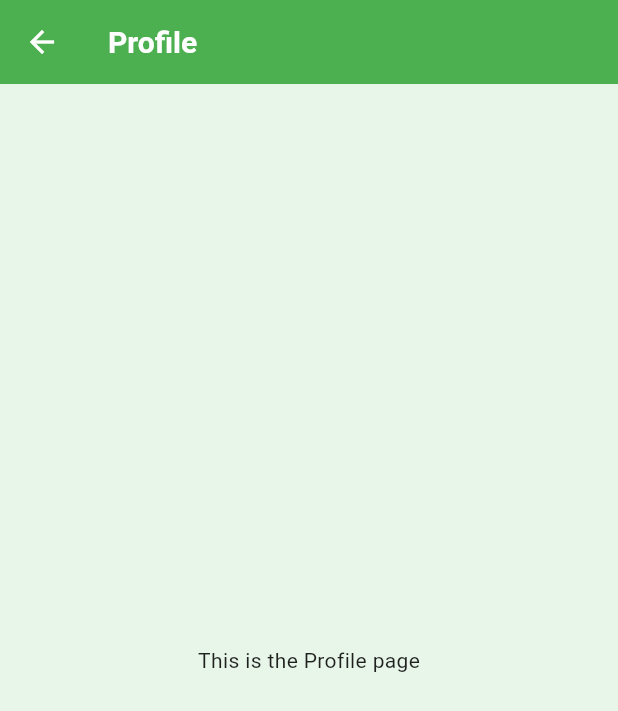
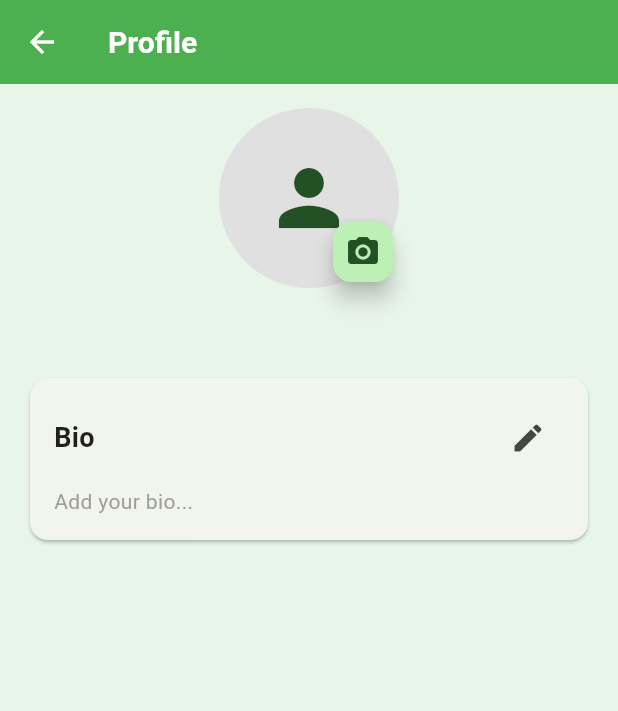
Before and after one commit to jmsespana/AIGrove, a Flutter app: the ProfilePage screen opened directly, on a phone screen of 412 x 824 dp. Shown: the top 711 px of the screen. Run offline on Flutter 3.47's test engine with Material 3 defaults, Android fonts, the phone set to English and light mode, and no system bars; our stand-ins replace font_awesome_flutter, image_picker, supabase_flutter; accounts and stored records are empty.

Commit message:
feat: modified profile page

```diff
--- a/lib/pages/profile_page.dart
+++ b/lib/pages/profile_page.dart
@@ -1,13 +1,163 @@
+import 'package:aigrove/services/user_service.dart';
 import 'package:flutter/material.dart';
+import 'package:image_picker/image_picker.dart'; // Kailangan i-add sa pubspec.yaml
+import 'dart:io';
 
-class ProfilePage extends StatelessWidget {
+class ProfilePage extends StatefulWidget {
   const ProfilePage({super.key});
+
+  @override
+  State<ProfilePage> createState() => _ProfilePageState();
+}
+
+class _ProfilePageState extends State<ProfilePage> {
+// Para sa profile picture
+  final TextEditingController _bioController = TextEditingController();
+  String _bio = ""; // Bio text
+
+  // Para ma-upload ang picture
+  Future<void> _pickImage() async {
+    final ImagePicker picker = ImagePicker();
+    try {
+      final XFile? pickedFile = await picker.pickImage(
+        source: ImageSource.gallery,
+      );
+
+      if (!mounted) {
+        return; // Check if widget is still mounted right after await
+      }
+
+      if (pickedFile != null) {
+        final File imageFile = File(pickedFile.path);
+        UserService().updateUserInfo(avatarImage: imageFile);
+        setState(() {
+        });
+      }
+    } catch (e) {
+      if (!mounted) {
+        return; // Check if widget is still mounted before using context
+      }
+
+      ScaffoldMessenger.of(context).showSnackBar(
+        const SnackBar(content: Text('Error sa pag-upload sa image')),
+      );
+    }
+  }
+
+  // Para ma-edit ang bio
+  void _editBio() {
+    showDialog(
+      context: context,
+      builder: (context) => AlertDialog(
+        title: const Text('I-edit ang Bio'),
+        content: TextField(
+          controller: _bioController..text = _bio,
+          maxLines: 3,
+          decoration: const InputDecoration(
+            hintText: 'I-type imong bio dinhi...',
+          ),
+        ),
+        actions: [
+          TextButton(
+            onPressed: () => Navigator.pop(context),
+            child: const Text('Cancel'),
+          ),
+          TextButton(
+            onPressed: () {
+              setState(() {
+                _bio = _bioController.text;
+              });
+              Navigator.pop(context);
+              // to do Save bio to backend
+            },
+            child: const Text('Save'),
+          ),
+        ],
+      ),
+    );
+  }
 
   @override
   Widget build(BuildContext context) {
     return Scaffold(
       appBar: AppBar(title: const Text('Profile')),
-      body: const Center(child: Text('This is the Profile page')),
+      body: SingleChildScrollView(
+        padding: const EdgeInsets.all(16.0),
+        child: Column(
+          crossAxisAlignment: CrossAxisAlignment.center,
+          children: [
+            // Profile Picture Section
+            Stack(
+              alignment: Alignment.bottomRight,
+              children: [
+                CircleAvatar(
+                  radius: 60,
+                  backgroundColor: Colors.grey[300],
+                  backgroundImage: UserService().avatarImage != null
+                      ? FileImage(UserService().avatarImage!)
+                      : null,
+                  child: UserService().avatarImage == null
+                      ? const Icon(Icons.person, size: 60)
+                      : null,
+                ),
+                FloatingActionButton.small(
+                  onPressed: _pickImage,
+                  child: const Icon(Icons.camera_alt),
+                ),
+              ],
+            ),
+            const SizedBox(height: 16),
+
+            // Name Section
+            Text(
+              UserService().userName,
+              style: Theme.of(context).textTheme.headlineSmall,
+            ),
+            const SizedBox(height: 8),
+
+            // Bio Section
+            Card(
+              child: Padding(
+                padding: const EdgeInsets.all(16.0),
+                child: Column(
+                  crossAxisAlignment: CrossAxisAlignment.start,
+                  children: [
+                    Row(
+                      mainAxisAlignment: MainAxisAlignment.spaceBetween,
+                      children: [
+                        const Text(
+                          'Bio',
+                          style: TextStyle(
+                            fontSize: 18,
+                            fontWeight: FontWeight.bold,
+                          ),
+                        ),
+                        IconButton(
+                          icon: const Icon(Icons.edit),
+                          onPressed: _editBio,
+                        ),
+                      ],
+                    ),
+                    const SizedBox(height: 8),
+                    Text(
+                      _bio.isEmpty ? 'Add your bio...' : _bio,
+                      style: TextStyle(
+                        color: _bio.isEmpty ? Colors.grey : Colors.black,
+                      ),
+                    ),
+                  ],
+                ),
+              ),
+            ),
+          ],
+        ),
+      ),
     );
   }
+
+  @override
+  void dispose() {
+    _bioController.dispose();
+    super.dispose();
+  }
 }
```
